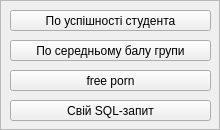
Old version of the form src/queryform.ui in the repository MikeostCorp/Gradify.
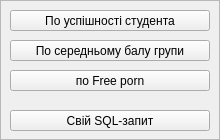
New version of the form.

```diff
--- a/src/queryform.ui
+++ b/src/queryform.ui
@@ -7,7 +7,7 @@
     <x>0</x>
     <y>0</y>
     <width>220</width>
-    <height>130</height>
+    <height>140</height>
    </rect>
   </property>
   <property name="windowTitle">
@@ -19,7 +19,7 @@
      <x>0</x>
      <y>0</y>
      <width>220</width>
-     <height>130</height>
+     <height>140</height>
     </rect>
    </property>
    <property name="styleSheet">
@@ -36,10 +36,19 @@
      <rect>
       <x>10</x>
       <y>40</y>
-      <width>201</width>
+      <width>200</width>
       <height>21</height>
      </rect>
     </property>
+    <property name="maximumSize">
+     <size>
+      <width>16777215</width>
+      <height>16777215</height>
+     </size>
+    </property>
+    <property name="cursor">
+     <cursorShape>PointingHandCursor</cursorShape>
+    </property>
     <property name="text">
      <string>По середньому балу групи</string>
     </property>
@@ -49,10 +58,19 @@
      <rect>
       <x>10</x>
       <y>10</y>
-      <width>201</width>
+      <width>200</width>
       <height>21</height>
      </rect>
     </property>
+    <property name="maximumSize">
+     <size>
+      <width>16777215</width>
+      <height>16777215</height>
+     </size>
+    </property>
+    <property name="cursor">
+     <cursorShape>PointingHandCursor</cursorShape>
+    </property>
     <property name="text">
      <string>По успішності студента</string>
     </property>
@@ -62,27 +80,61 @@
      <rect>
       <x>10</x>
       <y>70</y>
-      <width>201</width>
+      <width>200</width>
       <height>21</height>
      </rect>
     </property>
+    <property name="maximumSize">
+     <size>
+      <width>16777215</width>
+      <height>16777215</height>
+     </size>
+    </property>
+    <property name="cursor">
+     <cursorShape>PointingHandCursor</cursorShape>
+    </property>
     <property name="text">
-     <string>free porn</string>
+     <string>по Free porn</string>
     </property>
    </widget>
    <widget class="QPushButton" name="mySQLPushButton">
     <property name="geometry">
      <rect>
       <x>10</x>
-      <y>100</y>
-      <width>201</width>
+      <y>110</y>
+      <width>200</width>
       <height>21</height>
      </rect>
     </property>
+    <property name="maximumSize">
+     <size>
+      <width>16777215</width>
+      <height>16777215</height>
+     </size>
+    </property>
+    <property name="cursor">
+     <cursorShape>PointingHandCursor</cursorShape>
+    </property>
     <property name="text">
      <string>Свій SQL-запит</string>
     </property>
    </widget>
+   <widget class="QLabel" name="queryLineLabel">
+    <property name="geometry">
+     <rect>
+      <x>10</x>
+      <y>100</y>
+      <width>200</width>
+      <height>3</height>
+     </rect>
+    </property>
+    <property name="styleSheet">
+     <string notr="true"/>
+    </property>
+    <property name="text">
+     <string/>
+    </property>
+   </widget>
   </widget>
  </widget>
  <resources/>
```
